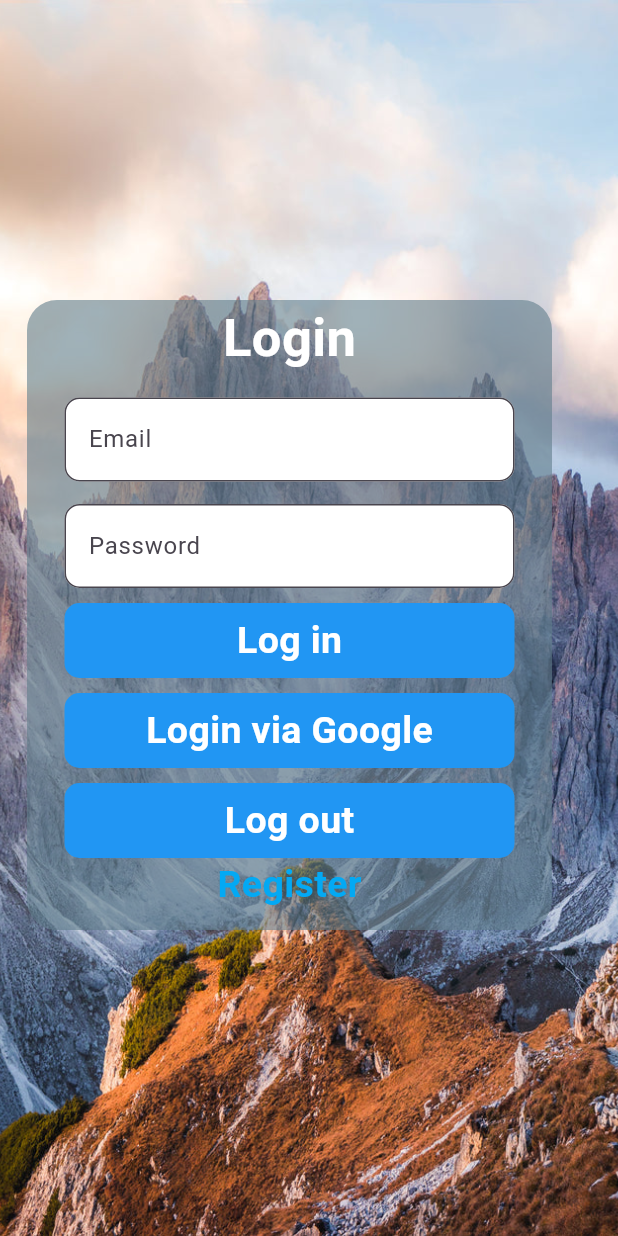
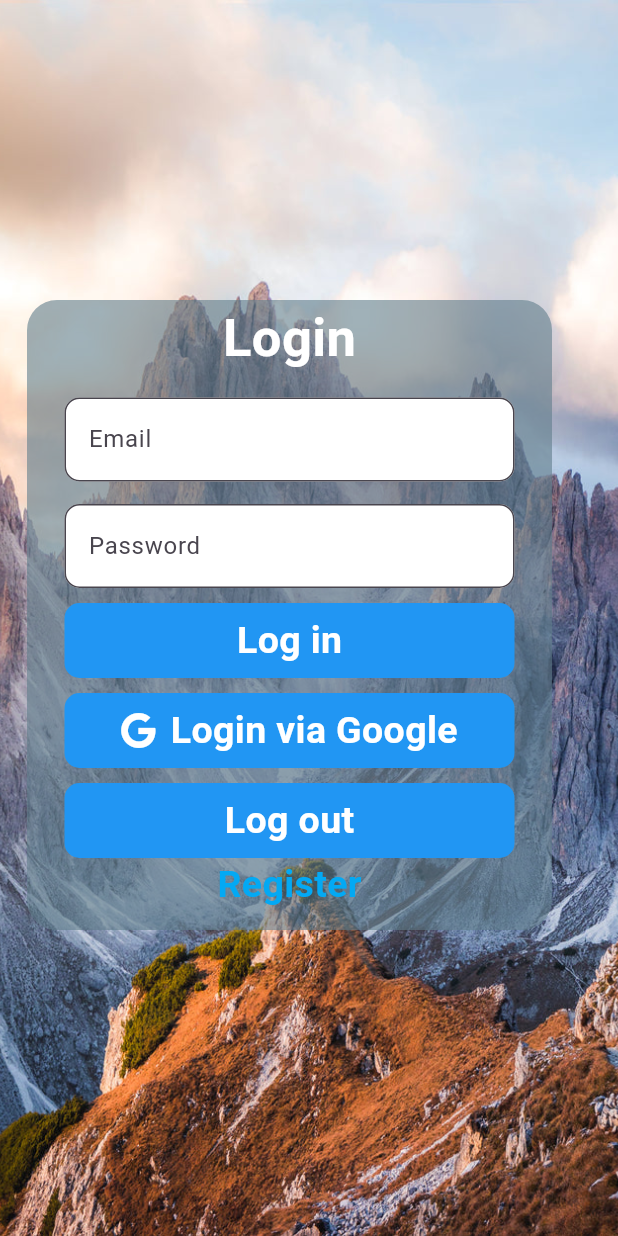
Before and after one commit to chakshit2004h/treckify, a Flutter app: the screen it shows after launch, on a phone screen of 412 x 824 dp. Run offline on Flutter 3.47's test engine with Material 3 defaults, Android fonts, the phone set to English and light mode, and no system bars; our stand-ins replace font_awesome_flutter.

Commit message:
Initial commit

```diff
--- a/lib/pages/login.dart
+++ b/lib/pages/login.dart
@@ -93,10 +93,12 @@ class _LoginState extends State<Login> {
                         color: Colors.blue,
                         borderRadius: BorderRadius.circular(10),
                       ),
-                      child:  Row(
+                      child:  const Row(
                         mainAxisAlignment: MainAxisAlignment.center,
                         crossAxisAlignment: CrossAxisAlignment.center,
                         children: [
+                          FaIcon(FontAwesomeIcons.google,color: Colors.white,),
+                          SizedBox(width: 10,),
                           Text("Login via Google",style: TextStyle(fontSize: 25,color: Colors.white,fontWeight: FontWeight.bold),)
                         ],
                       ),
```
